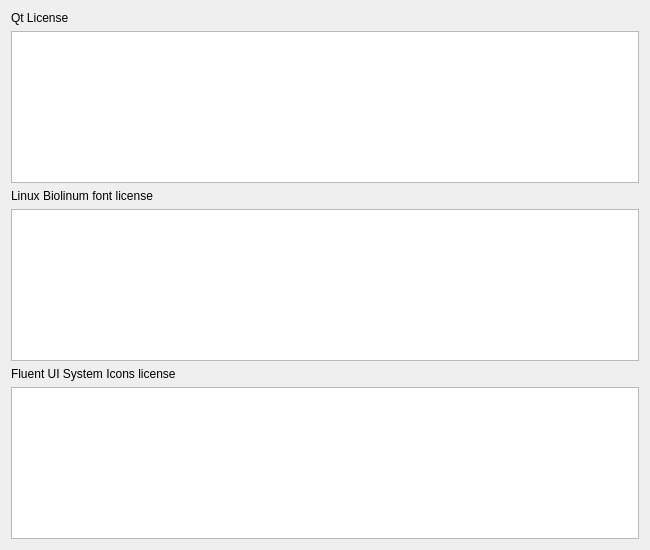
schult/lyric-slicer, file AboutDialog.ui: the form before one commit.
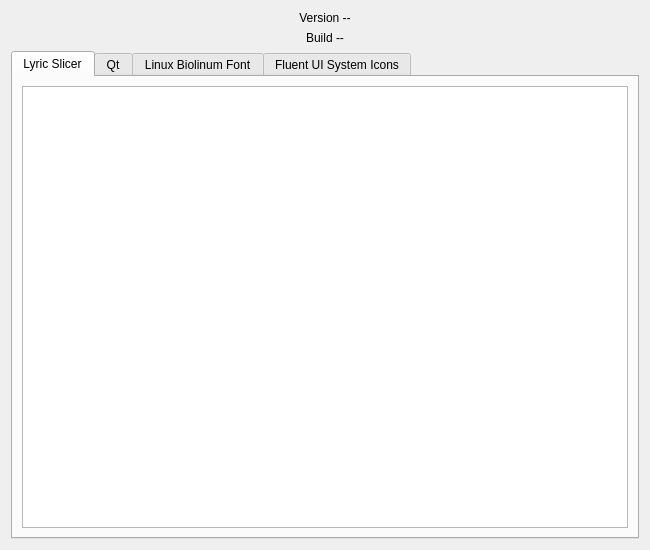
The form after the commit.

Commit message: Add version placeholder and app license to about dialog

Patch:
```diff
--- a/AboutDialog.ui
+++ b/AboutDialog.ui
@@ -17,10 +17,47 @@
    <item>
     <widget class="QLabel" name="labelQtLicense">
      <property name="text">
-      <string>Qt License</string>
+      <string>Version --</string>
      </property>
+     <property name="alignment">
+      <set>Qt::AlignmentFlag::AlignCenter</set>
+     </property>
     </widget>
    </item>
+   <item>
+    <widget class="QLabel" name="labelBuild">
+     <property name="text">
+      <string>Build --</string>
+     </property>
+     <property name="alignment">
+      <set>Qt::AlignmentFlag::AlignCenter</set>
+     </property>
+    </widget>
+   </item>
+   <item>
+    <widget class="QTabWidget" name="tabWidget">
+     <property name="currentIndex">
+      <number>0</number>
+     </property>
+     <widget class="QWidget" name="tabApp">
+      <attribute name="title">
+       <string>Lyric Slicer</string>
+      </attribute>
+      <layout class="QVBoxLayout" name="verticalLayout_5">
+       <item>
+        <widget class="QTextEdit" name="editAppLicense">
+         <property name="readOnly">
+          <bool>true</bool>
+         </property>
+        </widget>
+       </item>
+      </layout>
+     </widget>
+     <widget class="QWidget" name="tabQt">
+      <attribute name="title">
+       <string>Qt</string>
+      </attribute>
+      <layout class="QVBoxLayout" name="verticalLayout_2">
    <item>
     <widget class="QTextEdit" name="editQtLicense">
      <property name="readOnly">
@@ -28,13 +65,13 @@
      </property>
     </widget>
    </item>
-   <item>
-    <widget class="QLabel" name="labelFontLicense">
-     <property name="text">
-      <string>Linux Biolinum font license</string>
-     </property>
-    </widget>
-   </item>
+      </layout>
+     </widget>
+     <widget class="QWidget" name="tabFont">
+      <attribute name="title">
+       <string>Linux Biolinum Font</string>
+      </attribute>
+      <layout class="QVBoxLayout" name="verticalLayout_3">
    <item>
     <widget class="QTextEdit" name="editFontLicense">
      <property name="readOnly">
@@ -42,18 +79,22 @@
      </property>
     </widget>
    </item>
-   <item>
-    <widget class="QLabel" name="labelIconLicense">
-     <property name="text">
-      <string>Fluent UI System Icons license</string>
-     </property>
-    </widget>
-   </item>
+      </layout>
+     </widget>
+     <widget class="QWidget" name="tabIcon">
+      <attribute name="title">
+       <string>Fluent UI System Icons</string>
+      </attribute>
+      <layout class="QVBoxLayout" name="verticalLayout_4">
    <item>
     <widget class="QTextEdit" name="editIconLicense">
      <property name="readOnly">
       <bool>true</bool>
      </property>
+        </widget>
+       </item>
+      </layout>
+     </widget>
     </widget>
    </item>
   </layout>
```
Left out of the diff: 2 changed lines with no effect on the pictures. Lines whose indentation alone changed are shown as unchanged. The commit also changes 2 other files.
